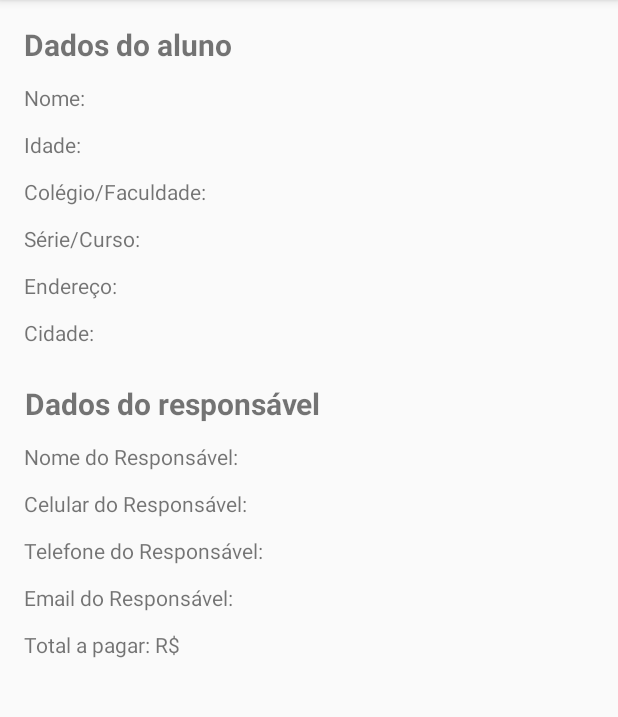
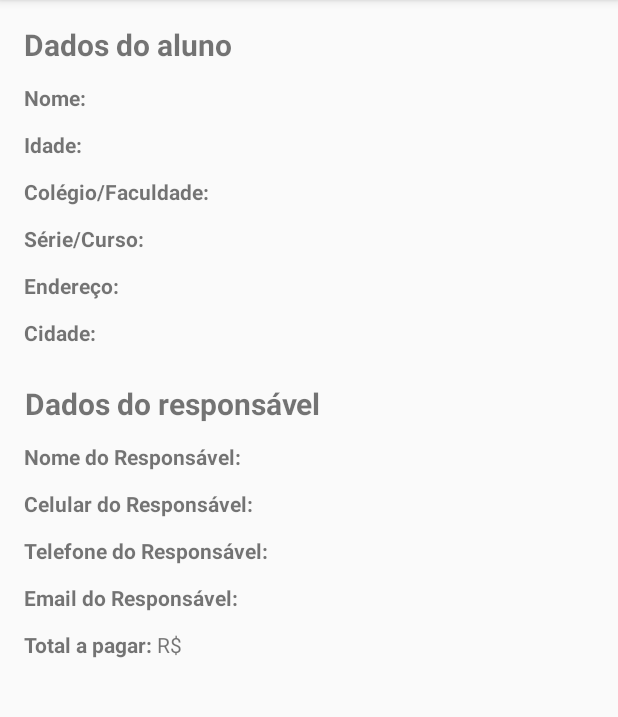
Before and after one commit to gabrielsclimaco/BrainstormApp, an Android app: the SelectedStudentActivity screen opened directly, with no data from a screen before it, on a phone screen of 412 x 824 dp, the part 84-801 px from its top. Run offline under Robolectric (Android 15) with nearby library versions, the light colour scheme and no system bars; 11 statements that could not run were skipped.

Commit message:
Adjusting screen of student info

```diff
--- a/app/src/main/AndroidManifest.xml
+++ b/app/src/main/AndroidManifest.xml
@@ -29,7 +29,8 @@
         <activity android:name=".View.Forms.LessonFormActivity" />
         <activity android:name=".View.Forms.TeacherFormActivity" />
         <activity android:name=".View.Forms.StudentFormActivity" />
-        <activity android:name=".View.SelectedObject.SelectedStudentActivity"></activity>
+        <activity android:name=".View.SelectedObject.SelectedStudentActivity" />
+        <activity android:name=".View.SelectedObject.SelectedTeacherActivity"></activity>
     </application>
 
 </manifest>
--- a/app/src/main/res/layout/activity_selected_student.xml
+++ b/app/src/main/res/layout/activity_selected_student.xml
@@ -26,6 +26,7 @@
         android:layout_width="wrap_content"
         android:layout_height="wrap_content"
         android:text="Nome: "
+        android:textStyle="bold"
         android:paddingTop="12sp"
         android:layout_below="@id/textViewTitleStudentSelected"
         android:id="@+id/student_name_label"/>
@@ -42,6 +43,7 @@
         android:layout_width="wrap_content"
         android:layout_height="wrap_content"
         android:text="Idade: "
+        android:textStyle="bold"
         android:paddingTop="12sp"
         android:layout_below="@id/student_name_label"
         android:id="@+id/student_age_label"/>
@@ -58,6 +60,7 @@
         android:layout_width="wrap_content"
         android:layout_height="wrap_content"
         android:text="Colégio/Faculdade: "
+        android:textStyle="bold"
         android:paddingTop="12sp"
         android:layout_below="@id/student_age_label"
         android:id="@+id/student_school_label"/>
@@ -74,6 +77,7 @@
         android:layout_width="wrap_content"
         android:layout_height="wrap_content"
         android:text="Série/Curso: "
+        android:textStyle="bold"
         android:paddingTop="12sp"
         android:layout_below="@id/student_school_label"
         android:id="@+id/student_school_year_label"/>
@@ -90,6 +94,7 @@
         android:layout_width="wrap_content"
         android:layout_height="wrap_content"
         android:text="Endereço: "
+        android:textStyle="bold"
         android:paddingTop="12sp"
         android:layout_below="@id/student_school_year_label"
         android:id="@+id/student_address_label"/>
@@ -106,6 +111,7 @@
         android:layout_width="wrap_content"
         android:layout_height="wrap_content"
         android:text="Cidade: "
+        android:textStyle="bold"
         android:paddingTop="12sp"
         android:layout_below="@id/student_address_label"
         android:id="@+id/student_city_label"/>
@@ -135,6 +141,7 @@
         android:layout_width="wrap_content"
         android:layout_height="wrap_content"
         android:text="Nome do Responsável: "
+        android:textStyle="bold"
         android:paddingTop="12sp"
         android:layout_below="@id/textViewTitleParentStudentSelected"
         android:id="@+id/student_parent_name_label"/>
@@ -151,6 +158,7 @@
         android:layout_width="wrap_content"
         android:layout_height="wrap_content"
         android:text="Celular do Responsável: "
+        android:textStyle="bold"
         android:paddingTop="12sp"
         android:layout_below="@id/student_parent_name_label"
         android:id="@+id/student_parent_cellphone_label"/>
@@ -167,6 +175,7 @@
         android:layout_width="wrap_content"
         android:layout_height="wrap_content"
         android:text="Telefone do Responsável: "
+        android:textStyle="bold"
         android:paddingTop="12sp"
         android:layout_below="@id/student_parent_cellphone_label"
         android:id="@+id/student_parent_phone_label"/>
@@ -183,6 +192,7 @@
         android:layout_width="wrap_content"
         android:layout_height="wrap_content"
         android:text="Email do Responsável: "
+        android:textStyle="bold"
         android:paddingTop="12sp"
         android:layout_below="@id/student_parent_phone_label"
         android:id="@+id/student_parent_email_label"/>
@@ -198,7 +208,8 @@
     <TextView
         android:layout_width="wrap_content"
         android:layout_height="wrap_content"
-        android:text="Total a pagar: R$ "
+        android:text="Total a pagar: "
+        android:textStyle="bold"
         android:paddingTop="12sp"
         android:layout_below="@id/student_parent_email_label"
         android:id="@+id/student_debt_label"/>
@@ -207,8 +218,17 @@
         android:layout_width="wrap_content"
         android:layout_height="wrap_content"
         android:paddingTop="12sp"
+        android:text="R$ "
+        android:layout_below="@+id/student_parent_email_label"
+        android:layout_toRightOf="@+id/student_debt_label"
+        android:id="@+id/student_cipher"/>
+
+    <TextView
+        android:layout_width="wrap_content"
+        android:layout_height="wrap_content"
+        android:paddingTop="12sp"
         android:layout_below="@id/student_parent_email_label"
-        android:layout_toRightOf="@id/student_debt_label"
+        android:layout_toRightOf="@id/student_cipher"
         android:id="@+id/student_debt_text"/>
 
 </RelativeLayout>
```
